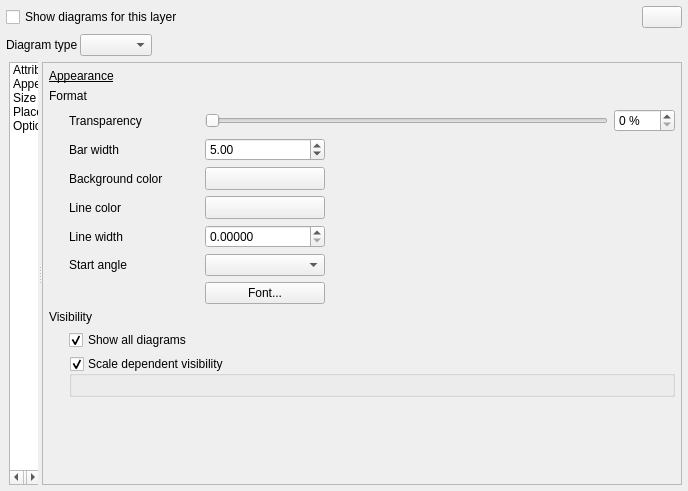
Qt form src/ui/qgsdiagrampropertiesbase.ui (carsmie/QGIS) before a commit.
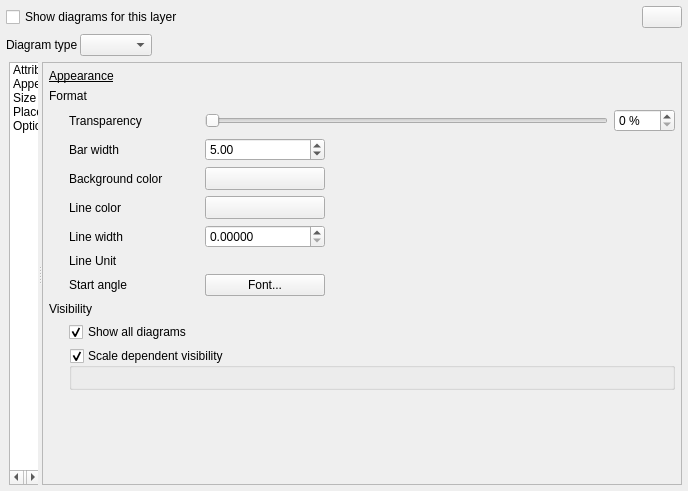
The same form after that commit. Icons and pictures are not drawn. Custom widgets are drawn as their Qt base class.

Commit message: [diagram] add unit type setting for outlines (fixes #14614)

The edit to the form file:
```diff
--- a/src/ui/qgsdiagrampropertiesbase.ui
+++ b/src/ui/qgsdiagrampropertiesbase.ui
@@ -763,13 +763,33 @@
                         </widget>
                        </item>
                        <item row="5" column="0">
+                        <widget class="QLabel" name="mPenWidthLabel">
+                         <property name="text">
+                          <string>Line Unit</string>
+                         </property>
+                        </widget>
+                       </item>
+                       <item row="5" column="1">
+                        <widget class="QgsUnitSelectionWidget" name="mDiagramLineUnitComboBox" native="true">
+                         <property name="minimumSize">
+                          <size>
+                           <width>0</width>
+                           <height>0</height>
+                          </size>
+                         </property>
+                         <property name="focusPolicy">
+                          <enum>Qt::StrongFocus</enum>
+                         </property>
+                        </widget>
+                       </item>
+                       <item row="6" column="0">
                         <widget class="QLabel" name="mAngleOffsetLabel">
                          <property name="text">
                           <string>Start angle</string>
                          </property>
                         </widget>
                        </item>
-                       <item row="5" column="1">
+                       <item row="6" column="1">
                         <widget class="QComboBox" name="mAngleOffsetComboBox"/>
                        </item>
                        <item row="3" column="1">
@@ -1839,6 +1859,12 @@
    <extends>QWidget</extends>
    <header>qgsscalerangewidget.h</header>
   </customwidget>
+  <customwidget>
+   <class>QgsUnitSelectionWidget</class>
+   <extends>QWidget</extends>
+   <header>qgsunitselectionwidget.h</header>
+   <container>1</container>
+  </customwidget>
  </customwidgets>
  <tabstops>
   <tabstop>mEnableDiagramsCheckBox</tabstop>
```
Left out of the diff: 1 changed line with no effect on the pictures. The commit also changes 5 other files.
